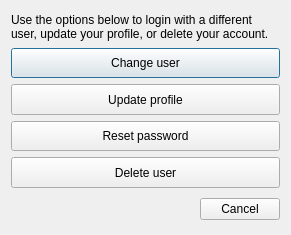
First picture: the form in LDMP/gui/DlgSettingsEdit.ui, repository ConservationInternational/trends.earth, before the edit.
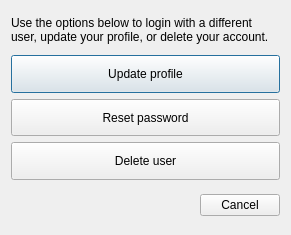
Second picture: the form after the edit.

Commit message: removed change_user buttons and relative code

```diff
--- a/LDMP/gui/DlgSettingsEdit.ui
+++ b/LDMP/gui/DlgSettingsEdit.ui
@@ -36,25 +36,6 @@
      </property>
     </widget>
    </item>
-   <item>
-    <widget class="QPushButton" name="pushButton_change_user">
-     <property name="sizePolicy">
-      <sizepolicy hsizetype="Minimum" vsizetype="Minimum">
-       <horstretch>0</horstretch>
-       <verstretch>0</verstretch>
-      </sizepolicy>
-     </property>
-     <property name="minimumSize">
-      <size>
-       <width>0</width>
-       <height>30</height>
-      </size>
-     </property>
-     <property name="text">
-      <string>Change user</string>
-     </property>
-    </widget>
-   </item>
    <item>
     <widget class="QPushButton" name="pushButton_update_profile">
      <property name="sizePolicy">
```
The commit also changes 1 other file.
